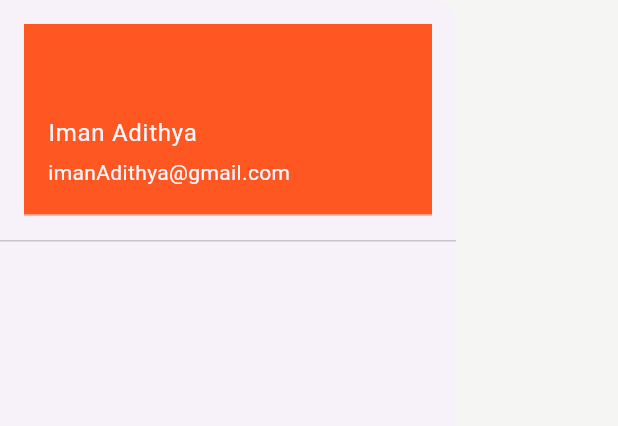
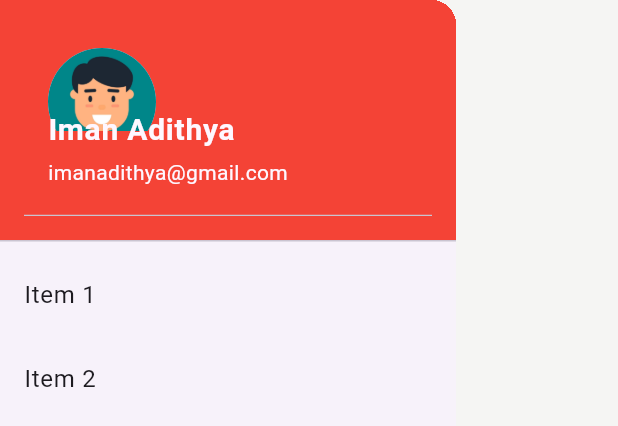
Before and after one commit to ImanAdithya/Flutter-Food-Order-App-UI, a Flutter app: the DrawWidget widget shown alone on an empty page, opened directly, on a phone screen of 412 x 824 dp. Shown: the top 426 px of the screen. Run offline on Flutter 3.47's test engine with Material 3 defaults, Android fonts, the light colour scheme and no system bars; our stand-ins replace flutter_rating_bar.

Commit message:
content updated

```diff
--- a/lib/widgets/DrawWidget.dart
+++ b/lib/widgets/DrawWidget.dart
@@ -7,16 +7,31 @@
   Widget build(BuildContext context) {
     return  Drawer(
       child: ListView(
+        //padding: EdgeInsets.zero,
         children: [
-          DrawerHeader(
-              child:UserAccountsDrawerHeader(
-                  decoration: BoxDecoration(
-                    color: Colors.deepOrange,
-                  ),
-                  accountName: Text("Iman Adithya"),
-                  accountEmail: Text("imanAdithya@gmail.com"),
-              ),
-          )
+          const DrawerHeader(
+            decoration: BoxDecoration(
+              color: Colors.red,
+            ),
+            child: UserAccountsDrawerHeader(
+                accountName: Text("Iman Adithya",style: TextStyle(fontSize: 20.0,fontWeight: FontWeight.bold),),
+                accountEmail: Text("imanadithya@gmail.com"),
+                currentAccountPicture: CircleAvatar(backgroundImage: AssetImage("assets/avatar.jpg"),),
+                decoration:BoxDecoration(
+                  color: Colors.red
+                )  ,
+            ),
+          ),
+          ListTile(
+            title: const Text('Item 1'),
+            onTap: () {
+            },
+          ),
+          ListTile(
+            title: const Text('Item 2'),
+            onTap: () {
+            },
+          ),
         ],
       ),
     );
--- a/pubspec.yaml
+++ b/pubspec.yaml
@@ -68,6 +68,7 @@
      - assets/burger.png
      - assets/biryani.png
      - assets/avatar.jpg
+     - assets/iman.jpeg
 
 
 
```
Also changed, not shown: assets/iman.jpeg (added).
